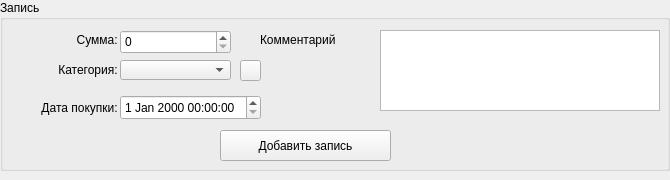
The window that bookkeeper/view/ui/add_widget.ui (maksgorbachev/bookkeeper) describes before a commit, drawn with Qt 5.
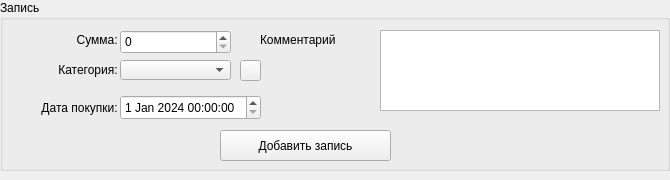
The same window after the commit.

Commit message: Add Budget Widget for Stat

```diff
--- a/bookkeeper/view/ui/add_widget.ui
+++ b/bookkeeper/view/ui/add_widget.ui
@@ -163,6 +163,13 @@
       <height>25</height>
      </rect>
     </property>
+    <property name="date">
+     <date>
+      <year>2024</year>
+      <month>1</month>
+      <day>1</day>
+     </date>
+    </property>
    </widget>
   </widget>
  </widget>
```
Left out of the diff: 3 changed lines with no effect on the pictures. The commit also changes 7 other files.
